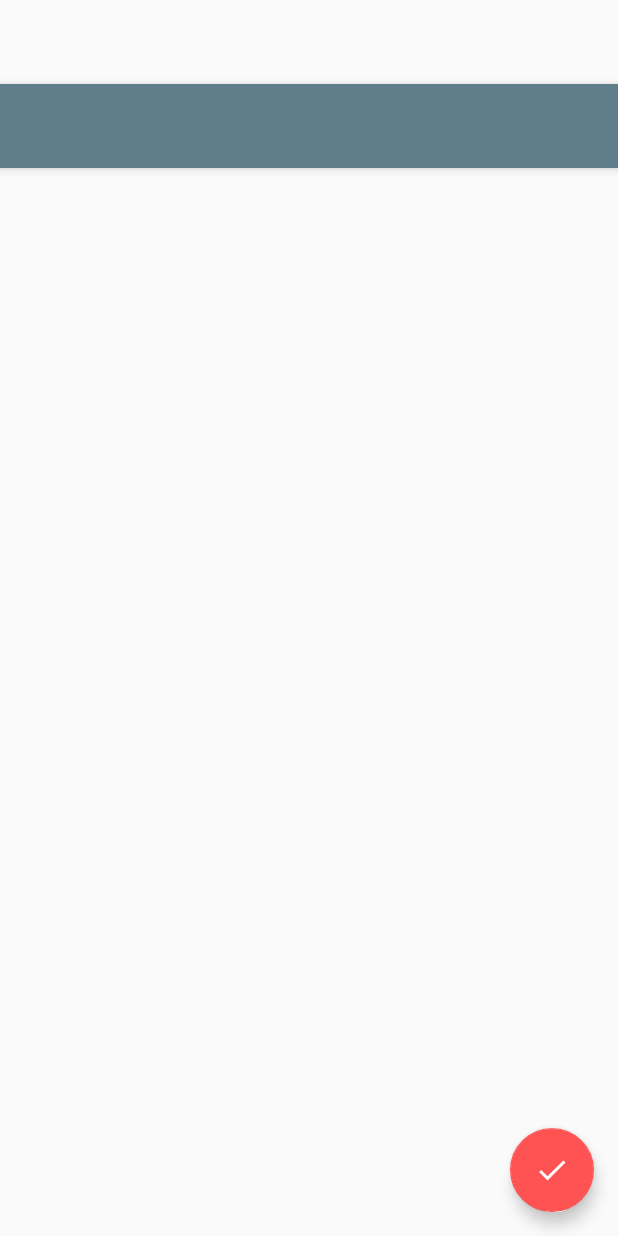
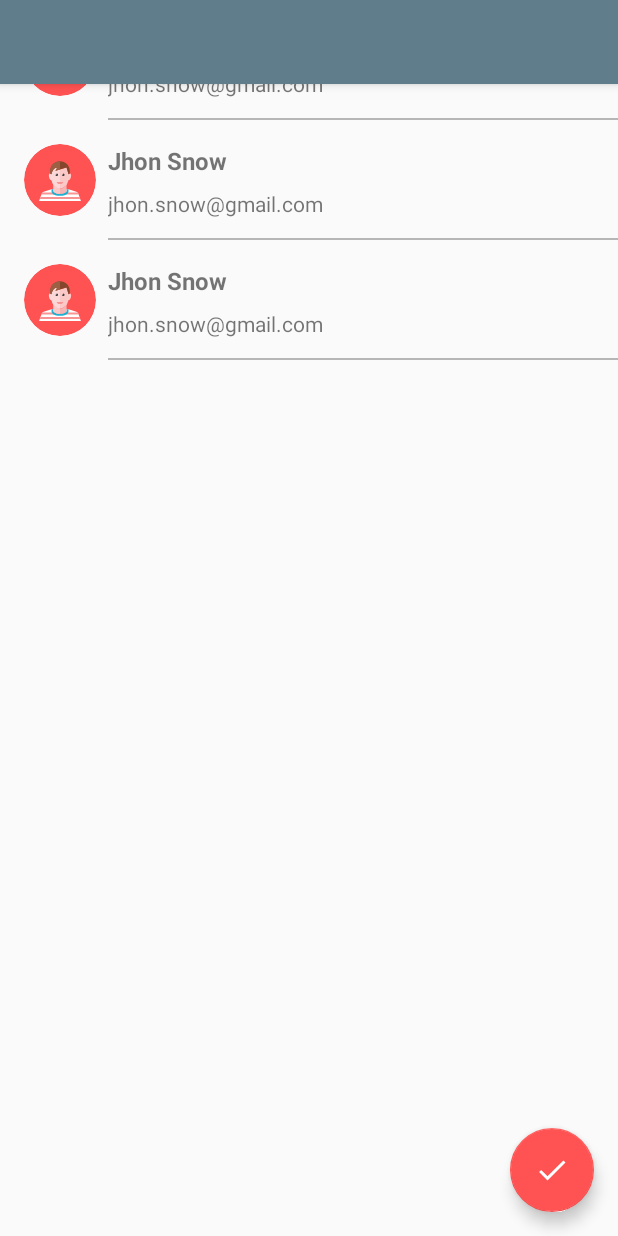
Before and after one commit to kadartamascsaba/deep-learning-ubbse2015, an Android app: the layout activity_select_friends.xml on its own in the app's theme, with its tools: preview values and no code run, on a phone screen of 412 x 824 dp. Run offline under Robolectric (Android 15) with nearby library versions, the phone set to English and light mode, and no system bars.

Commit message:
Added the adapter for select friend activity - Added placeholder to select friends screen - Removed unnecessary content layout
#36

```diff
--- a/VoiceConf/app/src/main/java/com/voiceconf/voiceconf/ui/main/friends/FriendRecyclerAdapter.java
+++ b/VoiceConf/app/src/main/java/com/voiceconf/voiceconf/ui/main/friends/FriendRecyclerAdapter.java
@@ -8,7 +8,6 @@ import android.view.ViewGroup;
 
 import com.voiceconf.voiceconf.R;
 import com.voiceconf.voiceconf.storage.models.Friend;
-import com.voiceconf.voiceconf.ui.view.FriendViewHolder;
 
 import java.util.ArrayList;
 import java.util.List;
--- a/VoiceConf/app/src/main/java/com/voiceconf/voiceconf/ui/main/friends/FriendsFragment.java
+++ b/VoiceConf/app/src/main/java/com/voiceconf/voiceconf/ui/main/friends/FriendsFragment.java
@@ -14,7 +14,7 @@ import com.voiceconf.voiceconf.networking.services.FriendService;
 import com.voiceconf.voiceconf.storage.models.Friend;
 import com.voiceconf.voiceconf.storage.nonpersistent.DataManager;
 import com.voiceconf.voiceconf.storage.nonpersistent.VoiceConfApplication;
-import com.voiceconf.voiceconf.ui.view.RecyclerViewWithPlaceholder;
+import com.voiceconf.voiceconf.ui.view.PlaceholderRecyclerView;
 
 import java.util.Observable;
 import java.util.Observer;
@@ -24,7 +24,7 @@ import java.util.Observer;
  */
 public class FriendsFragment extends Fragment implements Observer {
 
-    private RecyclerViewWithPlaceholder mRecyclerView;
+    private PlaceholderRecyclerView mRecyclerView;
     private FriendRecyclerAdapter mRecyclerAdapter;
     private SwipeRefreshLayout mSwipeContainer;
 
@@ -58,7 +58,7 @@ public class FriendsFragment extends Fragment implements Observer {
                 FriendService.archiveFriend((Friend) v.getTag(), true);
             }
         });
-        mRecyclerView = (RecyclerViewWithPlaceholder) view.findViewById(R.id.friend_recycler);
+        mRecyclerView = (PlaceholderRecyclerView) view.findViewById(R.id.friend_recycler);
         mRecyclerView.setLayoutManager(new LinearLayoutManager(getActivity()));
         mRecyclerView.setAdapter(mRecyclerAdapter);
         mRecyclerView.setEmptyView(view.findViewById(R.id.friend_placeholder));
--- a/VoiceConf/app/src/main/java/com/voiceconf/voiceconf/ui/view/RecyclerViewWithPlaceholder.java
+++ b/VoiceConf/app/src/main/java/com/voiceconf/voiceconf/ui/view/PlaceholderRecyclerView.java
@@ -12,7 +12,7 @@ import android.view.ViewStub;
  * <p/>
  * Created by Attila Blenesi on 30 Dec 2015
  */
-public class RecyclerViewWithPlaceholder extends RecyclerView {
+public class PlaceholderRecyclerView extends RecyclerView {
     private View mEmptyView;
     private boolean mFirstStart; //Handles the initial (hidden) state of the drawable.
 
@@ -24,17 +24,17 @@ public class RecyclerViewWithPlaceholder extends RecyclerView {
         }
     };
 
-    public RecyclerViewWithPlaceholder(Context context) {
+    public PlaceholderRecyclerView(Context context) {
         super(context);
         mFirstStart = true;
     }
 
-    public RecyclerViewWithPlaceholder(Context context, AttributeSet attrs) {
+    public PlaceholderRecyclerView(Context context, AttributeSet attrs) {
         super(context, attrs);
         mFirstStart = true;
     }
 
-    public RecyclerViewWithPlaceholder(Context context, AttributeSet attrs, int defStyle) {
+    public PlaceholderRecyclerView(Context context, AttributeSet attrs, int defStyle) {
         super(context, attrs, defStyle);
         mFirstStart = true;
     }
--- /dev/null
+++ b/VoiceConf/app/src/main/res/drawable/placeholder_no_frineds.xml
@@ -0,0 +1,57 @@
+<vector xmlns:android="http://schemas.android.com/apk/res/android"
+    android:width="132dp"
+    android:height="132dp"
+    android:viewportHeight="110.0"
+    android:viewportWidth="110.0">
+    <path
+        android:fillColor="#FF5252"
+        android:pathData="M55,55m-55,0a55,55 0,1 1,110 0a55,55 0,1 1,-110 0" />
+    <path
+        android:fillColor="#6FDAF1"
+        android:pathData="M64,67c0,0 2.15,-6.95 5,-6c2.87,0.96 2.38,8.33 -0.59,14.22c-0.31,0.62 -0.79,1.15 -1.37,1.54C62.4,79.82 53.19,79 45,79C37,79 31.94,62.99 64,67z" />
+    <path
+        android:fillColor="#9CE5F4"
+        android:pathData="M44.69,78.98l12.56,-12.56C33.11,65.4 37.49,78.61 44.69,78.98z" />
+    <path
+        android:fillColor="#F0F1F1"
+        android:pathData="M78.31,39c-0.18,-0.13 -22.68,-15.8 -22.89,-15.89c0,0 -0,-0 -0,-0c-0.3,-0.14 -0.65,-0.14 -0.94,0.03L27.73,39h3.92l19.63,-11.64L42.72,39h2.47L55,25.59L64.81,39h2.47l-7.9,-10.74L74.81,39H78.31z" />
+    <path
+        android:fillColor="#149a85"
+        android:pathData="M87,43c0,1.11 -0.89,2 -2,2H25c-1.11,0 -2,-0.89 -2,-2v-2c0,-1.11 0.89,-2 2,-2h60c1.11,0 2,0.89 2,2V43z" />
+    <path
+        android:fillColor="#F0F1F1"
+        android:pathData="M35,51v-6h-2v6.44C33.61,51.17 34.28,51 35,51z" />
+    <path
+        android:fillColor="#F0F1F1"
+        android:pathData="M27,62.95V63c4.47,0 10.48,0 14.94,0c2.1,-2.05 0.89,-5.63 -2.06,-5.96C40.55,53.91 38.16,51 35,51c-2.37,0 -4.35,1.65 -4.86,3.87C27.17,52.71 23,54.82 23,58.5C23,60.81 24.75,62.7 27,62.95z" />
+    <path
+        android:fillColor="#F0F1F1"
+        android:pathData="M77,51.68V45h-2v8h0.1C75.66,52.46 76.3,52.02 77,51.68z" />
+    <path
+        android:fillColor="#FBE158"
+        android:pathData="M83,63c-2.76,0 -5,-2.24 -5,-5s2.24,-5 5,-5c0.92,0 1.78,0.27 2.52,0.7C84.24,52.06 82.25,51 80,51c-3.87,0 -7,3.13 -7,7s3.13,7 7,7c2.24,0 4.24,-1.06 5.52,-2.7C84.78,62.73 83.92,63 83,63z" />
+    <path
+        android:fillColor="#F0F1F1"
+        android:pathData="M56,66.37V45h-2v21.37C54.65,66.36 55.31,66.36 56,66.37z" />
+    <path
+        android:fillColor="#9CE5F4"
+        android:pathData="M49.39,78.37c-0.28,-0.29 -0.36,-0.72 -0.21,-1.09c0.16,-0.37 0.52,-0.61 0.92,-0.61c2.37,0 5.82,0 7.13,0c0.3,0 0.59,0.14 0.78,0.37c0.92,1.12 2.46,2.95 2.9,4.36c0.2,0.63 0.07,1.33 -0.34,1.85c-0.41,0.52 -1.06,0.8 -1.73,0.75C55.27,83.71 51.91,80.96 49.39,78.37z" />
+    <path
+        android:fillColor="#21B2D1"
+        android:pathData="M46,73m-2,0a2,2 0,1 1,4 0a2,2 0,1 1,-4 0" />
+    <path
+        android:fillColor="#21B2D1"
+        android:pathData="M54,73m-2,0a2,2 0,1 1,4 0a2,2 0,1 1,-4 0" />
+    <path
+        android:fillColor="#21B2D1"
+        android:pathData="M62,73m-2,0a2,2 0,1 1,4 0a2,2 0,1 1,-4 0" />
+    <path
+        android:fillColor="#FBEC9A"
+        android:pathData="M73,58c0,1.42 0.43,2.75 1.16,3.85l3.84,-3.84C78,58.01 78,58 78,58c0,-2.76 2.24,-5 5,-5l0.01,0l0.84,-0.84C82.75,51.43 81.43,51 80,51C76.13,51 73,54.13 73,58z" />
+    <path
+        android:fillColor="#FFFFFF"
+        android:pathData="M30.14,54.87C27.17,52.71 23,54.82 23,58.5c0,1.86 1.14,3.42 2.75,4.1l11.2,-11.2C36.35,51.15 35.7,51 35,51C32.63,51 30.65,52.65 30.14,54.87z" />
+    <path
+        android:fillColor="#17B198"
+        android:pathData="M55,39H25c-1.1,0 -2,0.9 -2,2v2c0,1.1 0.9,2 2,2h30V39z" />
+</vector>
--- a/VoiceConf/app/src/main/res/layout/activity_select_friends.xml
+++ b/VoiceConf/app/src/main/res/layout/activity_select_friends.xml
@@ -1,5 +1,5 @@
 <?xml version="1.0" encoding="utf-8"?>
-<android.support.design.widget.CoordinatorLayout xmlns:android="http://schemas.android.com/apk/res/android"
+<RelativeLayout xmlns:android="http://schemas.android.com/apk/res/android"
     xmlns:app="http://schemas.android.com/apk/res-auto"
     xmlns:tools="http://schemas.android.com/tools"
     android:layout_width="match_parent"
@@ -21,14 +21,47 @@
 
     </android.support.design.widget.AppBarLayout>
 
-    <include layout="@layout/content_select_friends" />
+    <com.voiceconf.voiceconf.ui.view.PlaceholderRecyclerView xmlns:android="http://schemas.android.com/apk/res/android"
+        android:id="@+id/select_friends_recycler"
+        android:layout_width="match_parent"
+        android:layout_height="match_parent"
+        android:clipToPadding="false"
+        android:paddingBottom="@dimen/list_item_height"
+        tools:listitem="@layout/item_friend" />
+
+    <LinearLayout
+        android:id="@+id/no_friend_placeholder"
+        android:layout_width="wrap_content"
+        android:layout_height="wrap_content"
+        android:layout_centerInParent="true"
+        android:orientation="vertical"
+        android:visibility="gone">
+
+        <TextView
+            android:layout_width="match_parent"
+            android:layout_height="wrap_content"
+            android:drawablePadding="@dimen/large_padding"
+            android:drawableTop="@drawable/placeholder_no_frineds"
+            android:gravity="center"
+            android:text="@string/no_friend_placeholder_text"
+            android:textSize="@dimen/text_size_title" />
+
+        <TextView
+            android:layout_width="match_parent"
+            android:layout_height="wrap_content"
+            android:layout_marginTop="@dimen/large_padding"
+            android:gravity="center"
+            android:text="@string/no_friends_guide_text" />
+    </LinearLayout>
 
     <android.support.design.widget.FloatingActionButton
         android:id="@+id/fab"
         android:layout_width="wrap_content"
         android:layout_height="wrap_content"
-        android:layout_gravity="bottom|end"
+        android:layout_alignParentBottom="true"
+        android:layout_alignParentEnd="true"
+        android:layout_alignParentRight="true"
         android:layout_margin="@dimen/fab_margin"
         android:src="@drawable/ic_done_white_24dp" />
 
-</android.support.design.widget.CoordinatorLayout>
+</RelativeLayout>
--- a/VoiceConf/app/src/main/res/layout/content_select_friends.xml
+++ /dev/null
@@ -1,12 +0,0 @@
-<?xml version="1.0" encoding="utf-8"?>
-<com.voiceconf.voiceconf.ui.view.RecyclerViewWithPlaceholder xmlns:android="http://schemas.android.com/apk/res/android"
-    xmlns:app="http://schemas.android.com/apk/res-auto"
-    xmlns:tools="http://schemas.android.com/tools"
-    android:layout_width="match_parent"
-    tools:listitem="@layout/item_friend"
-    android:layout_height="match_parent"
-    android:clipToPadding="false"
-    android:paddingBottom="@dimen/list_item_height"
-    app:layout_behavior="@string/appbar_scrolling_view_behavior"
-    tools:context="com.voiceconf.voiceconf.ui.conference.setup.SelectFriendsActivity"
-    tools:showIn="@layout/activity_select_friends"/>
--- a/VoiceConf/app/src/main/res/layout/fragment_friends.xml
+++ b/VoiceConf/app/src/main/res/layout/fragment_friends.xml
@@ -12,7 +12,7 @@
         android:layout_width="match_parent"
         android:layout_height="match_parent">
 
-        <com.voiceconf.voiceconf.ui.view.RecyclerViewWithPlaceholder
+        <com.voiceconf.voiceconf.ui.view.PlaceholderRecyclerView
             android:id="@+id/friend_recycler"
             android:layout_width="match_parent"
             android:layout_height="match_parent"
--- a/VoiceConf/app/src/main/res/layout/item_friend.xml
+++ b/VoiceConf/app/src/main/res/layout/item_friend.xml
@@ -17,6 +17,7 @@
         android:src="@drawable/placeholder_conference" />
 
     <ImageView
+        android:id="@+id/user_selected"
         android:layout_width="@dimen/min_view_height"
         android:layout_height="@dimen/min_view_height"
         android:layout_centerVertical="true"
--- a/VoiceConf/app/src/main/res/values/strings.xml
+++ b/VoiceConf/app/src/main/res/values/strings.xml
@@ -49,5 +49,7 @@
     <string name="facebook_app_id">1000732483317996</string>
     <string name="log_out">Log out</string>
     <string name="under_development">Under development.</string>
+    <string name="no_friend_placeholder_text">Your friend list is empty 😔</string>
+    <string name="no_friends_guide_text">Yuo can add friends via email on the\n friends tab or the nav. drawer.</string>
 
 </resources>
```
Also changed, not shown: VoiceConf/app/src/main/java/com/voiceconf/voiceconf/ui/conference/setup/SelectFriendRecyclerAdapter.java (+42 -5 lines), VoiceConf/app/src/main/java/com/voiceconf/voiceconf/ui/conference/setup/SelectFriendViewHolder.java (added, +37 -0 lines), VoiceConf/app/src/main/java/com/voiceconf/voiceconf/ui/conference/setup/SelectFriendsActivity.java (+43 -2 lines), VoiceConf/app/src/main/java/com/voiceconf/voiceconf/ui/main/friends/FriendViewHolder.java (renamed from VoiceConf/app/src/main/java/com/voiceconf/voiceconf/ui/view/FriendViewHolder.java, +15 -1 lines), VoiceConf/app/src/main/java/com/voiceconf/voiceconf/ui/view/BaseFriendViewHolder.java (+1 -7 lines).
